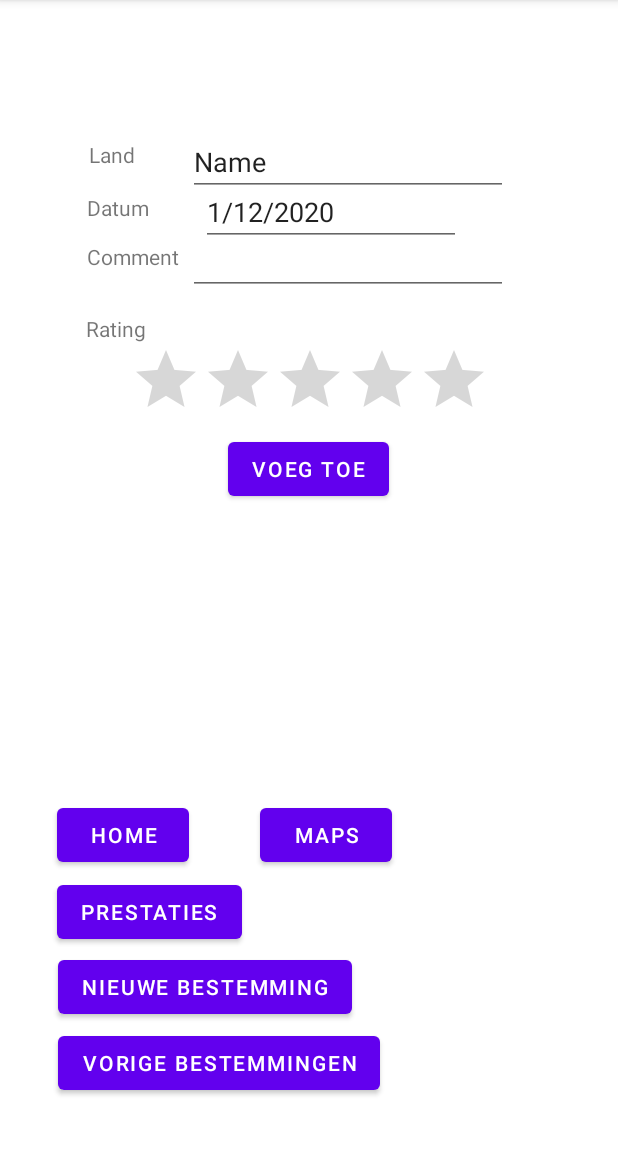
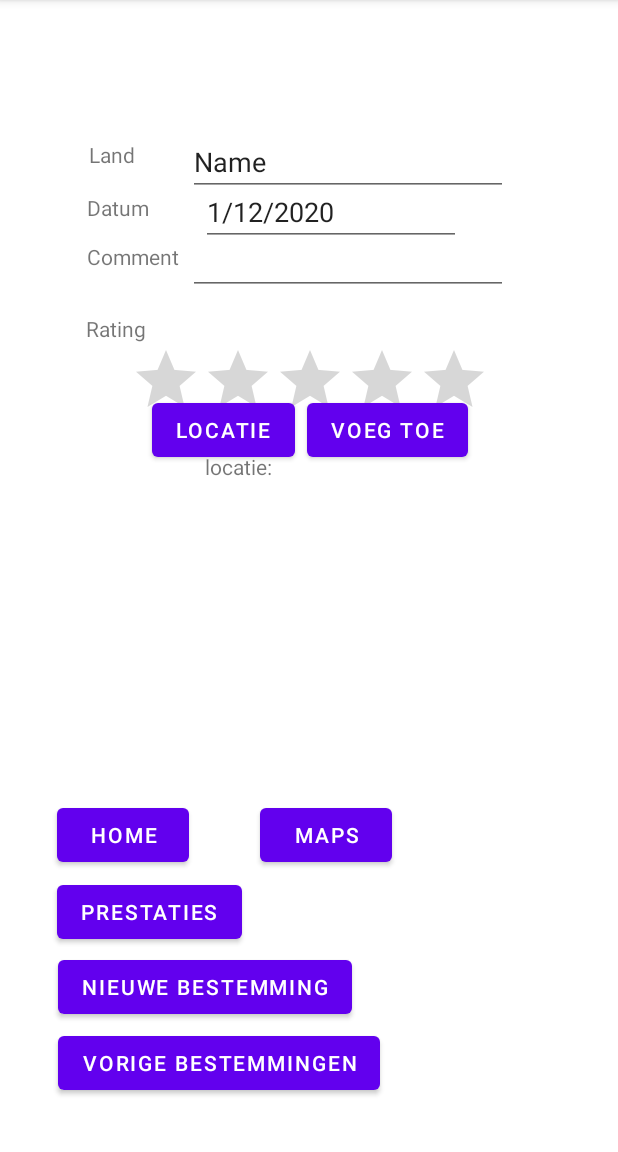
Before and after one commit to SimonK-2055442/AppShitAroundTheWorld, an Android app: the HomeFragment screen opened directly, with no data from a screen before it, after a tap on "NIEUWE BESTEMMING", on a phone screen of 412 x 824 dp, the part 84-1236 px from its top. Run offline under Robolectric (Android 15) with nearby library versions, the phone set to English and light mode, and no system bars; 4 statements that could not run were skipped.

```diff
--- a/app/build.gradle
+++ b/app/build.gradle
@@ -51,6 +51,7 @@ dependencies {
     implementation 'androidx.navigation:navigation-ui-ktx:2.3.5'
     implementation "org.jetbrains.kotlinx:kotlinx-serialization-json:1.3.2"
     implementation 'com.google.android.gms:play-services-maps:17.0.0'
+    implementation "androidx.datastore:datastore-preferences:1.0.0"
     testImplementation 'junit:junit:4.13.2'
     androidTestImplementation 'androidx.test.ext:junit:1.1.3'
     androidTestImplementation 'androidx.test.espresso:espresso-core:3.4.0'
--- a/app/src/main/java/com/example/appshitaroundtheworld/MainNavigation.kt
+++ b/app/src/main/java/com/example/appshitaroundtheworld/MainNavigation.kt
@@ -24,7 +24,6 @@ class MainNavigation : AppCompatActivity() {
         val prestatiesFragment = PrestatiesFragment(sharedData)
         val vorigeBestemmingFragment = VorigeBestemmingFragment(sharedData)
         val mapsFragment = MapsFragment(sharedData)
-
 
 
         binding = ActivityMainNavigationBinding.inflate(layoutInflater)
--- a/app/src/main/res/layout/fragment_nieuw_land.xml
+++ b/app/src/main/res/layout/fragment_nieuw_land.xml
@@ -52,10 +52,10 @@ tools:context=".fragments.HomeFragment">
         android:text="Voeg toe"
         app:layout_constraintBottom_toBottomOf="parent"
         app:layout_constraintEnd_toEndOf="parent"
-        app:layout_constraintHorizontal_bias="0.498"
+        app:layout_constraintHorizontal_bias="0.716"
         app:layout_constraintStart_toStartOf="parent"
         app:layout_constraintTop_toTopOf="parent"
-        app:layout_constraintVertical_bias="0.693" />
+        app:layout_constraintVertical_bias="0.623" />
 
     <RatingBar
         android:id="@+id/ratingBar"
@@ -120,4 +120,27 @@ tools:context=".fragments.HomeFragment">
         app:layout_constraintTop_toTopOf="parent"
         app:layout_constraintVertical_bias="0.158" />
 
+    <Button
+        android:id="@+id/locatieKnop"
+        android:layout_width="wrap_content"
+        android:layout_height="wrap_content"
+        android:text="locatie"
+        app:layout_constraintBottom_toBottomOf="parent"
+        app:layout_constraintEnd_toEndOf="parent"
+        app:layout_constraintHorizontal_bias="0.273"
+        app:layout_constraintStart_toStartOf="parent"
+        app:layout_constraintTop_toTopOf="parent"
+        app:layout_constraintVertical_bias="0.623" />
+
+    <TextView
+        android:id="@+id/locatieText"
+        android:layout_width="139dp"
+        android:layout_height="39dp"
+        android:text="locatie: "
+        app:layout_constraintBottom_toBottomOf="parent"
+        app:layout_constraintEnd_toEndOf="parent"
+        app:layout_constraintStart_toStartOf="parent"
+        app:layout_constraintTop_toTopOf="parent"
+        app:layout_constraintVertical_bias="0.71" />
+
 </androidx.constraintlayout.widget.ConstraintLayout>
--- a/app/src/main/res/layout/fragment_vorige_bestemming.xml
+++ b/app/src/main/res/layout/fragment_vorige_bestemming.xml
@@ -12,6 +12,7 @@
         android:id="@+id/recyclerView"
         android:layout_width="410dp"
         android:layout_height="731dp"
+        android:scrollbars="vertical"
         app:layout_constraintBottom_toBottomOf="parent"
         app:layout_constraintEnd_toEndOf="parent"
         app:layout_constraintStart_toStartOf="parent"
```
Also changed, not shown: app/src/main/java/com/example/appshitaroundtheworld/MainActivity.kt (+22 -9 lines), app/src/main/java/com/example/appshitaroundtheworld/fragments/NieuwLandFragment.kt (+36 -22 lines), app/src/main/java/com/example/appshitaroundtheworld/model/Persoon.kt (+8 -5 lines), app/src/main/res/layout/activity_main.xml (+4 -4 lines).
